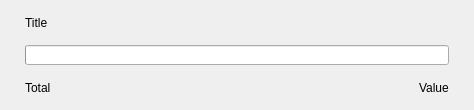
Old version of the form stacer/Pages/Dashboard/linebar.ui in the repository oguzhaninan/Stacer.
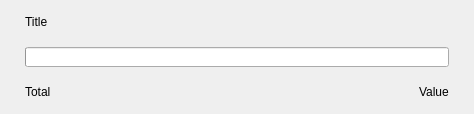
New version of the form.

Diff of the .ui file:
```diff
--- a/stacer/Pages/Dashboard/linebar.ui
+++ b/stacer/Pages/Dashboard/linebar.ui
@@ -7,7 +7,7 @@
     <x>0</x>
     <y>0</y>
     <width>474</width>
-    <height>110</height>
+    <height>114</height>
    </rect>
   </property>
   <property name="windowTitle">
@@ -36,57 +36,28 @@
        <number>25</number>
       </property>
       <property name="topMargin">
-       <number>0</number>
+       <number>15</number>
       </property>
       <property name="rightMargin">
        <number>25</number>
       </property>
       <property name="bottomMargin">
-       <number>0</number>
+       <number>15</number>
       </property>
-      <property name="spacing">
+      <property name="horizontalSpacing">
        <number>0</number>
       </property>
-      <item row="6" column="0" alignment="Qt::AlignLeft">
-       <widget class="QLabel" name="lineChartTotal">
+      <property name="verticalSpacing">
+       <number>15</number>
+      </property>
+      <item row="3" column="0" alignment="Qt::AlignLeft|Qt::AlignBottom">
+       <widget class="QLabel" name="lblLineChartTotal">
         <property name="text">
          <string notr="true">Total</string>
         </property>
        </widget>
       </item>
-      <item row="7" column="0" colspan="2">
-       <spacer name="verticalSpacer_4">
-        <property name="orientation">
-         <enum>Qt::Vertical</enum>
-        </property>
-        <property name="sizeType">
-         <enum>QSizePolicy::Expanding</enum>
-        </property>
-        <property name="sizeHint" stdset="0">
-         <size>
-          <width>1</width>
-          <height>15</height>
-         </size>
-        </property>
-       </spacer>
-      </item>
-      <item row="1" column="0" colspan="2">
-       <spacer name="verticalSpacer_3">
-        <property name="orientation">
-         <enum>Qt::Vertical</enum>
-        </property>
-        <property name="sizeType">
-         <enum>QSizePolicy::Expanding</enum>
-        </property>
-        <property name="sizeHint" stdset="0">
-         <size>
-          <width>1</width>
-          <height>15</height>
-         </size>
-        </property>
-       </spacer>
-      </item>
-      <item row="4" column="0" colspan="2">
+      <item row="2" column="0" colspan="2" alignment="Qt::AlignVCenter">
        <widget class="QProgressBar" name="lineChartProgress">
         <property name="minimumSize">
          <size>
@@ -111,52 +82,20 @@
         </property>
        </widget>
       </item>
-      <item row="3" column="0" colspan="2">
-       <spacer name="verticalSpacer">
-        <property name="orientation">
-         <enum>Qt::Vertical</enum>
-        </property>
-        <property name="sizeType">
-         <enum>QSizePolicy::Expanding</enum>
-        </property>
-        <property name="sizeHint" stdset="0">
-         <size>
-          <width>1</width>
-          <height>15</height>
-         </size>
-        </property>
-       </spacer>
-      </item>
-      <item row="2" column="0" colspan="2">
-       <widget class="QLabel" name="lineChartTitle">
-        <property name="text">
-         <string notr="true">Title</string>
-        </property>
-       </widget>
-      </item>
-      <item row="5" column="0" colspan="2">
-       <spacer name="verticalSpacer_2">
-        <property name="orientation">
-         <enum>Qt::Vertical</enum>
-        </property>
-        <property name="sizeType">
-         <enum>QSizePolicy::Expanding</enum>
-        </property>
-        <property name="sizeHint" stdset="0">
-         <size>
-          <width>1</width>
-          <height>15</height>
-         </size>
-        </property>
-       </spacer>
-      </item>
-      <item row="6" column="1" alignment="Qt::AlignRight">
-       <widget class="QLabel" name="lineChartValue">
+      <item row="3" column="1" alignment="Qt::AlignRight|Qt::AlignBottom">
+       <widget class="QLabel" name="lblLineChartValue">
         <property name="text">
          <string notr="true">Value</string>
         </property>
        </widget>
       </item>
+      <item row="1" column="0" colspan="2" alignment="Qt::AlignTop">
+       <widget class="QLabel" name="lblLineChartTitle">
+        <property name="text">
+         <string notr="true">Title</string>
+        </property>
+       </widget>
+      </item>
      </layout>
     </widget>
    </item>
```
